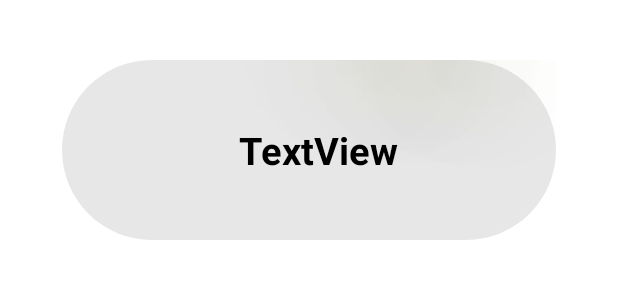
After one commit to EirikEggset/Drikkelek-Android-Studio, an Android app: the layout pack_item.xml on its own in the app's theme, with its tools: preview values and no code run, on a phone screen of 412 x 824 dp. The commit adds this screen. Shown: the top 300 px of the screen. Run offline under Robolectric (Android 15) with nearby library versions, the phone set to English and light mode, and no system bars; Roboto replaces fonts that are not available here.

Commit message:
Added feature for questions with return questions

```diff
--- a/app/src/main/res/drawable/pack.xml
+++ b/app/src/main/res/drawable/pack.xml
@@ -4,7 +4,7 @@
     <item>
         <shape android:shape="rectangle">
             <solid android:color="@color/white"/>
-            <corners android:radius="30dp"/>
+            <corners android:radius="60dp"/>
             <size android:width="150dp" android:height="60dp"/>
             <padding android:left="20dp"
                 android:right="8dp"
--- /dev/null
+++ b/app/src/main/res/layout/pack_item.xml
@@ -0,0 +1,23 @@
+<?xml version="1.0" encoding="utf-8"?>
+<androidx.constraintlayout.widget.ConstraintLayout xmlns:android="http://schemas.android.com/apk/res/android"
+    xmlns:app="http://schemas.android.com/apk/res-auto"
+    xmlns:tools="http://schemas.android.com/tools"
+    android:layout_width="match_parent"
+    android:layout_height="wrap_content">
+
+    <TextView
+        android:id="@+id/textView"
+        style="@style/pack_style"
+        android:layout_width="329dp"
+        android:layout_height="120dp"
+        android:layout_marginStart="40dp"
+        android:layout_marginTop="40dp"
+        android:layout_marginEnd="40dp"
+        android:layout_marginBottom="40dp"
+        android:gravity="center"
+        android:text="TextView"
+        app:layout_constraintBottom_toBottomOf="parent"
+        app:layout_constraintEnd_toEndOf="parent"
+        app:layout_constraintStart_toStartOf="parent"
+        app:layout_constraintTop_toTopOf="parent" />
+</androidx.constraintlayout.widget.ConstraintLayout>
--- a/app/src/main/res/raw/normal.csv
+++ b/app/src/main/res/raw/normal.csv
@@ -9,7 +9,3 @@ Heated,Normal,Tomt,En veldig drøy dare til spiller1
 Heated,Normal,Neste rundes drøyt,Hvem har gjort dette?,Retur drøye,De som ikke har gjort det må gjøre dette,1
 Heated,Normal,2 runders drøyt,Hvem har gjort dette?,2 runders retur drøye,De som ikke har gjort det må gjøre dette,3
 Heated,Normal,1 runders drøyt,Hvem har gjort dette?,1 runders retur drøye,De som ikke har gjort det må gjøre dette,2
-Heated,Normal,1 runders drøyt,Hvem har gjort dette?,1 runders retur drøye,De som ikke har gjort det må gjøre dette,2
-Heated,Normal,1 runders drøyt,Hvem har gjort dette?,1 runders retur drøye,De som ikke har gjort det må gjøre dette,2
-Heated,Normal,1 runders drøyt,Hvem har gjort dette?,1 runders retur drøye,De som ikke har gjort det må gjøre dette,2
-Heated,Normal,1 runders drøyt,Hvem har gjort dette?,1 runders retur drøye,De som ikke har gjort det må gjøre dette,2
--- a/app/src/main/res/values/styles.xml
+++ b/app/src/main/res/values/styles.xml
@@ -3,7 +3,7 @@
 
     <style name="pack_style">
         <item name="android:layout_width">270dp</item>
-        <item name="android:layout_height">90dp</item>
+        <item name="android:layout_height">140dp</item>
         <item name="android:background">@drawable/pack</item>
         <item name="android:textColor">@color/black</item>
         <item name="android:textSize">25sp</item>
```
